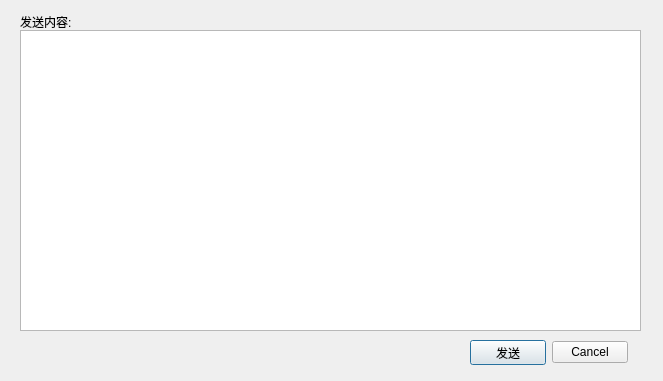
qwerttqq95/698SP_CL, file Custom_APDU.ui: the form before one commit.
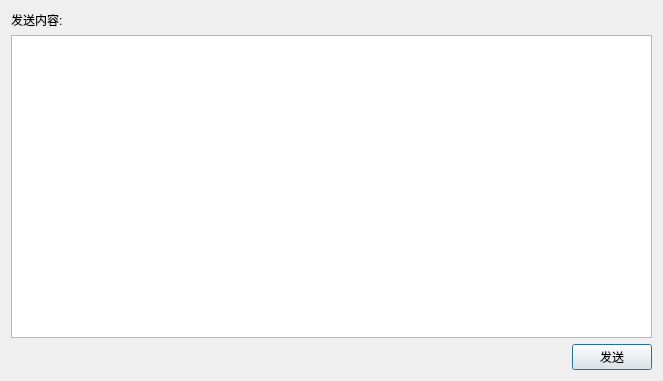
The form after the commit.

```diff
--- a/Custom_APDU.ui
+++ b/Custom_APDU.ui
@@ -13,17 +13,24 @@
         <property name="windowTitle">
             <string>自定义报文发送</string>
         </property>
+        <layout class="QVBoxLayout" name="verticalLayout">
+            <item>
+                <widget class="QLabel" name="label">
+                    <property name="sizePolicy">
+                        <sizepolicy hsizetype="Preferred" vsizetype="Fixed">
+                            <horstretch>0</horstretch>
+                            <verstretch>0</verstretch>
+                        </sizepolicy>
+                    </property>
+                    <property name="text">
+                        <string>发送内容:</string>
+                    </property>
+                </widget>
+            </item>
+            <item>
         <widget class="QTextEdit" name="textEdit">
-            <property name="geometry">
-                <rect>
-                    <x>20</x>
-                    <y>30</y>
-                    <width>621</width>
-                    <height>301</height>
-                </rect>
-            </property>
             <property name="sizePolicy">
-                <sizepolicy hsizetype="Fixed" vsizetype="Fixed">
+                        <sizepolicy hsizetype="Expanding" vsizetype="Expanding">
                     <horstretch>0</horstretch>
                     <verstretch>0</verstretch>
                 </sizepolicy>
@@ -35,51 +42,41 @@
                 <bool>false</bool>
             </property>
         </widget>
-        <widget class="QLabel" name="label">
-            <property name="geometry">
-                <rect>
-                    <x>20</x>
-                    <y>16</y>
-                    <width>54</width>
-                    <height>12</height>
-                </rect>
-            </property>
-            <property name="text">
-                <string>发送内容:</string>
-            </property>
-        </widget>
-        <widget class="QWidget" name="layoutWidget">
-            <property name="geometry">
-                <rect>
-                    <x>470</x>
-                    <y>340</y>
-                    <width>158</width>
-                    <height>25</height>
-                </rect>
-            </property>
+            </item>
+            <item>
             <layout class="QHBoxLayout" name="horizontalLayout">
                 <item>
-                    <widget class="QPushButton" name="pushButton">
-                        <property name="text">
-                            <string>发送</string>
-                        </property>
-                    </widget>
-                </item>
-                <item>
-                    <widget class="QDialogButtonBox" name="buttonBox">
+                        <spacer name="horizontalSpacer">
                         <property name="orientation">
                             <enum>Qt::Horizontal</enum>
                         </property>
-                        <property name="standardButtons">
-                            <set>QDialogButtonBox::Cancel</set>
-                        </property>
-                        <property name="centerButtons">
-                            <bool>false</bool>
-                        </property>
+                            <property name="sizeType">
+                                <enum>QSizePolicy::Preferred</enum>
+                            </property>
+                            <property name="sizeHint" stdset="0">
+                                <size>
+                                    <width>1300</width>
+                                    <height>20</height>
+                                </size>
+                            </property>
+                        </spacer>
+                    </item>
+                    <item>
+                        <widget class="QPushButton" name="pushButton">
+                            <property name="sizePolicy">
+                                <sizepolicy hsizetype="Fixed" vsizetype="Fixed">
+                                    <horstretch>0</horstretch>
+                                    <verstretch>0</verstretch>
+                                </sizepolicy>
+                            </property>
+                            <property name="text">
+                                <string>发送</string>
+                            </property>
                     </widget>
                 </item>
             </layout>
-        </widget>
+            </item>
+        </layout>
     </widget>
     <resources/>
     <connections>
```
Left out of the diff: 19 changed lines with no effect on the pictures. Lines whose indentation alone changed are shown as unchanged.
